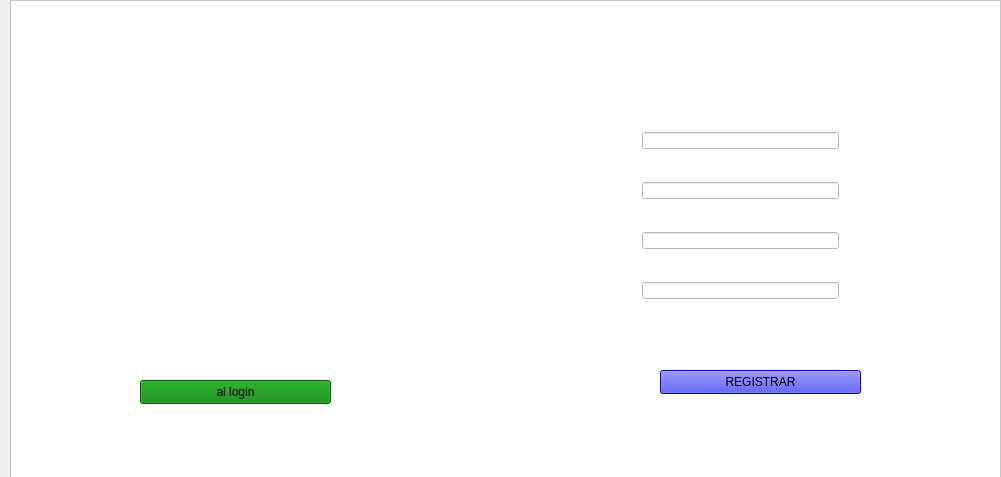
Qt form Scrapping - copia - copia/ui_files/registro.ui (jaumeollerfernandez/scrap.me) before a commit.
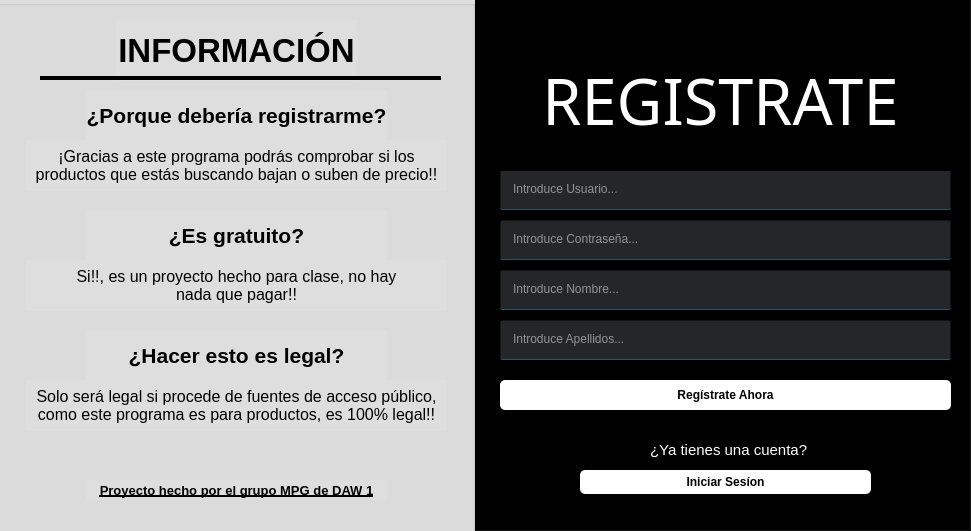
The same form after that commit.

Commit message: Programa finalizado, falta colgar sql

What changed in the file:
```diff
--- a/Scrapping - copia - copia/ui_files/registro.ui
+++ b/Scrapping - copia - copia/ui_files/registro.ui
@@ -6,8 +6,8 @@
    <rect>
     <x>0</x>
     <y>0</y>
-    <width>1001</width>
-    <height>477</height>
+    <width>971</width>
+    <height>531</height>
    </rect>
   </property>
   <property name="windowTitle">
@@ -16,10 +16,10 @@
   <widget class="QFrame" name="frame">
    <property name="geometry">
     <rect>
-     <x>10</x>
+     <x>0</x>
      <y>0</y>
-     <width>991</width>
-     <height>481</height>
+     <width>981</width>
+     <height>531</height>
     </rect>
    </property>
    <property name="styleSheet">
@@ -31,89 +31,432 @@
    <property name="frameShadow">
     <enum>QFrame::Raised</enum>
    </property>
-   <widget class="QPushButton" name="botonInicio">
+   <widget class="QGroupBox" name="groupBox">
     <property name="geometry">
      <rect>
-      <x>130</x>
-      <y>380</y>
-      <width>191</width>
-      <height>24</height>
+      <x>470</x>
+      <y>-10</y>
+      <width>501</width>
+      <height>541</height>
      </rect>
     </property>
     <property name="styleSheet">
-     <string notr="true">background-color:green</string>
+     <string notr="true">background-color: rgb(0,0,0);</string>
     </property>
-    <property name="text">
-     <string>al login</string>
+    <property name="title">
+     <string/>
     </property>
+    <widget class="QPushButton" name="botonInicio">
+     <property name="geometry">
+      <rect>
+       <x>110</x>
+       <y>480</y>
+       <width>291</width>
+       <height>24</height>
+      </rect>
+     </property>
+     <property name="font">
+      <font>
+       <bold>true</bold>
+      </font>
+     </property>
+     <property name="styleSheet">
+      <string notr="true">QPushButton#botonInicio{
+background-color: rgb(255,255,255);
+color: rgb(0,0,0);
+border-radius: 5px;
+}
+QPushButton#botonInicio:pressed{
+background-color: rgb(230,230,230);
+}</string>
+     </property>
+     <property name="text">
+      <string>Iniciar Sesíon</string>
+     </property>
+    </widget>
+    <widget class="QLineEdit" name="nick_input">
+     <property name="geometry">
+      <rect>
+       <x>30</x>
+       <y>180</y>
+       <width>451</width>
+       <height>40</height>
+      </rect>
+     </property>
+     <property name="styleSheet">
+      <string notr="true">background-color: rgba(47,49,52,200);
+color: rgb(255,255,255);
+border-radius: 2px;
+padding-left: 10px;
+border: 1px solid rgba(0,0,0,0);
+border-bottom-color: rgba(46,82,101,255);
+padding-bottom: 2px;</string>
+     </property>
+     <property name="placeholderText">
+      <string>Introduce Usuario...</string>
+     </property>
+    </widget>
+    <widget class="QLineEdit" name="nombre_input">
+     <property name="geometry">
+      <rect>
+       <x>30</x>
+       <y>280</y>
+       <width>451</width>
+       <height>40</height>
+      </rect>
+     </property>
+     <property name="styleSheet">
+      <string notr="true">background-color: rgba(47,49,52,200);
+color: rgb(255,255,255);
+border-radius: 2px;
+padding-left: 10px;
+border: 1px solid rgba(0,0,0,0);
+border-bottom-color: rgba(46,82,101,255);
+padding-bottom: 2px;</string>
+     </property>
+     <property name="placeholderText">
+      <string>Introduce Nombre...</string>
+     </property>
+    </widget>
+    <widget class="QLineEdit" name="contrasea_input">
+     <property name="geometry">
+      <rect>
+       <x>30</x>
+       <y>230</y>
+       <width>451</width>
+       <height>40</height>
+      </rect>
+     </property>
+     <property name="styleSheet">
+      <string notr="true">background-color: rgba(47,49,52,200);
+color: rgb(255,255,255);
+border-radius: 2px;
+padding-left: 10px;
+border: 1px solid rgba(0,0,0,0);
+border-bottom-color: rgba(46,82,101,255);
+padding-bottom: 2px;</string>
+     </property>
+     <property name="echoMode">
+      <enum>QLineEdit::Password</enum>
+     </property>
+     <property name="placeholderText">
+      <string>Introduce Contraseña...</string>
+     </property>
+    </widget>
+    <widget class="QLineEdit" name="apellidos_input">
+     <property name="geometry">
+      <rect>
+       <x>30</x>
+       <y>330</y>
+       <width>451</width>
+       <height>40</height>
+      </rect>
+     </property>
+     <property name="styleSheet">
+      <string notr="true">background-color: rgba(47,49,52,200);
+color: rgb(255,255,255);
+border-radius: 2px;
+padding-left: 10px;
+border: 1px solid rgba(0,0,0,0);
+border-bottom-color: rgba(46,82,101,255);
+padding-bottom: 2px;</string>
+     </property>
+     <property name="placeholderText">
+      <string>Introduce Apellidos...</string>
+     </property>
+    </widget>
+    <widget class="QPushButton" name="registro_boton">
+     <property name="geometry">
+      <rect>
+       <x>30</x>
+       <y>390</y>
+       <width>451</width>
+       <height>30</height>
+      </rect>
+     </property>
+     <property name="font">
+      <font>
+       <bold>true</bold>
+      </font>
+     </property>
+     <property name="styleSheet">
+      <string notr="true">QPushButton#registro_boton{
+background-color: rgb(255,255,255);
+color: rgb(0,0,0);
+border-radius: 5px;
+}
+QPushButton#registro_boton:pressed{
+background-color: rgb(230,230,230);
+}</string>
+     </property>
+     <property name="text">
+      <string>Regístrate Ahora</string>
+     </property>
+    </widget>
+    <widget class="QLabel" name="label">
+     <property name="geometry">
+      <rect>
+       <x>20</x>
+       <y>40</y>
+       <width>461</width>
+       <height>141</height>
+      </rect>
+     </property>
+     <property name="font">
+      <font>
+       <family>Bahnschrift</family>
+       <pointsize>47</pointsize>
+      </font>
+     </property>
+     <property name="layoutDirection">
+      <enum>Qt::LeftToRight</enum>
+     </property>
+     <property name="styleSheet">
+      <string notr="true">color: rgb(255,255,255);</string>
+     </property>
+     <property name="text">
+      <string>REGISTRATE</string>
+     </property>
+     <property name="alignment">
+      <set>Qt::AlignCenter</set>
+     </property>
+    </widget>
+    <widget class="QLabel" name="label_3">
+     <property name="geometry">
+      <rect>
+       <x>180</x>
+       <y>450</y>
+       <width>201</width>
+       <height>20</height>
+      </rect>
+     </property>
+     <property name="font">
+      <font>
+       <pointsize>11</pointsize>
+      </font>
+     </property>
+     <property name="styleSheet">
+      <string notr="true">color: rgb(255,255,255);</string>
+     </property>
+     <property name="text">
+      <string>¿Ya tienes una cuenta?</string>
+     </property>
+    </widget>
    </widget>
-   <widget class="QPushButton" name="registro_boton">
+   <widget class="QGroupBox" name="groupBox_2">
     <property name="geometry">
      <rect>
-      <x>650</x>
-      <y>370</y>
-      <width>201</width>
-      <height>24</height>
+      <x>-30</x>
+      <y>0</y>
+      <width>505</width>
+      <height>541</height>
      </rect>
     </property>
     <property name="styleSheet">
-     <string notr="true">background-color:blue</string>
+     <string notr="true">background-color: rgba(222,222,222,255);</string>
     </property>
-    <property name="text">
-     <string>REGISTRAR</string>
+    <property name="title">
+     <string/>
     </property>
-   </widget>
-   <widget class="QLineEdit" name="nick_input">
-    <property name="geometry">
-     <rect>
-      <x>630</x>
-      <y>130</y>
-      <width>201</width>
-      <height>21</height>
-     </rect>
-    </property>
-    <property name="styleSheet">
-     <string notr="true">margin: 2px;</string>
-    </property>
-   </widget>
-   <widget class="QLineEdit" name="nombre_input">
-    <property name="geometry">
-     <rect>
-      <x>630</x>
-      <y>230</y>
-      <width>201</width>
-      <height>21</height>
-     </rect>
-    </property>
-    <property name="styleSheet">
-     <string notr="true">margin: 2px;</string>
-    </property>
-   </widget>
-   <widget class="QLineEdit" name="apellidos_input">
-    <property name="geometry">
-     <rect>
-      <x>630</x>
-      <y>280</y>
-      <width>201</width>
-      <height>21</height>
-     </rect>
-    </property>
-    <property name="styleSheet">
-     <string notr="true">margin: 2px;</string>
-    </property>
-   </widget>
-   <widget class="QLineEdit" name="contrasea_input">
-    <property name="geometry">
-     <rect>
-      <x>630</x>
-      <y>180</y>
-      <width>201</width>
-      <height>21</height>
-     </rect>
-    </property>
-    <property name="styleSheet">
-     <string notr="true">margin: 2px;</string>
-    </property>
+    <widget class="QLabel" name="label_8">
+     <property name="geometry">
+      <rect>
+       <x>116</x>
+       <y>480</y>
+       <width>301</width>
+       <height>20</height>
+      </rect>
+     </property>
+     <property name="font">
+      <font>
+       <pointsize>10</pointsize>
+       <bold>true</bold>
+       <underline>true</underline>
+      </font>
+     </property>
+     <property name="text">
+      <string>Proyecto hecho por el grupo MPG de DAW 1</string>
+     </property>
+     <property name="alignment">
+      <set>Qt::AlignCenter</set>
+     </property>
+    </widget>
+    <widget class="QLabel" name="label_2">
+     <property name="geometry">
+      <rect>
+       <x>146</x>
+       <y>20</y>
+       <width>241</width>
+       <height>61</height>
+      </rect>
+     </property>
+     <property name="font">
+      <font>
+       <pointsize>25</pointsize>
+       <bold>true</bold>
+      </font>
+     </property>
+     <property name="text">
+      <string>INFORMACIÓN</string>
+     </property>
+     <property name="alignment">
+      <set>Qt::AlignCenter</set>
+     </property>
+    </widget>
+    <widget class="QLabel" name="label_7">
+     <property name="geometry">
+      <rect>
+       <x>56</x>
+       <y>140</y>
+       <width>421</width>
+       <height>51</height>
+      </rect>
+     </property>
+     <property name="font">
+      <font>
+       <pointsize>12</pointsize>
+       <bold>false</bold>
+      </font>
+     </property>
+     <property name="text">
+      <string>¡Gracias a este programa podrás comprobar si los 
+productos que estás buscando bajan o suben de precio!!</string>
+     </property>
+     <property name="alignment">
+      <set>Qt::AlignCenter</set>
+     </property>
+    </widget>
+    <widget class="QLabel" name="label_9">
+     <property name="geometry">
+      <rect>
+       <x>116</x>
+       <y>90</y>
+       <width>301</width>
+       <height>51</height>
+      </rect>
+     </property>
+     <property name="font">
+      <font>
+       <pointsize>16</pointsize>
+       <bold>true</bold>
+      </font>
+     </property>
+     <property name="text">
+      <string>¿Porque debería registrarme?</string>
+     </property>
+     <property name="alignment">
+      <set>Qt::AlignCenter</set>
+     </property>
+    </widget>
+    <widget class="QLabel" name="label_10">
+     <property name="geometry">
+      <rect>
+       <x>116</x>
+       <y>210</y>
+       <width>301</width>
+       <height>51</height>
+      </rect>
+     </property>
+     <property name="font">
+      <font>
+       <pointsize>16</pointsize>
+       <bold>true</bold>
+      </font>
+     </property>
+     <property name="text">
+      <string>¿Es gratuito?</string>
+     </property>
+     <property name="alignment">
+      <set>Qt::AlignCenter</set>
+     </property>
+    </widget>
+    <widget class="QLabel" name="label_11">
+     <property name="geometry">
+      <rect>
+       <x>56</x>
+       <y>260</y>
+       <width>421</width>
+       <height>51</height>
+      </rect>
+     </property>
+     <property name="font">
+      <font>
+       <pointsize>12</pointsize>
+       <bold>false</bold>
+      </font>
+     </property>
+     <property name="text">
+      <string>Si!!, es un proyecto hecho para clase, no hay 
+nada que pagar!!</string>
+     </property>
+     <property name="alignment">
+      <set>Qt::AlignCenter</set>
+     </property>
+    </widget>
+    <widget class="QLabel" name="label_12">
+     <property name="geometry">
+      <rect>
+       <x>116</x>
+       <y>330</y>
+       <width>301</width>
+       <height>51</height>
+      </rect>
+     </property>
+     <property name="font">
+      <font>
+       <pointsize>16</pointsize>
+       <bold>true</bold>
+      </font>
+     </property>
+     <property name="text">
+      <string>¿Hacer esto es legal?</string>
+     </property>
+     <property name="alignment">
+      <set>Qt::AlignCenter</set>
+     </property>
+    </widget>
+    <widget class="QLabel" name="label_13">
+     <property name="geometry">
+      <rect>
+       <x>56</x>
+       <y>380</y>
+       <width>421</width>
+       <height>51</height>
+      </rect>
+     </property>
+     <property name="font">
+      <font>
+       <pointsize>12</pointsize>
+       <bold>false</bold>
+      </font>
+     </property>
+     <property name="text">
+      <string>Solo será legal si procede de fuentes de acceso público, 
+como este programa es para productos, es 100% legal!!</string>
+     </property>
+     <property name="alignment">
+      <set>Qt::AlignCenter</set>
+     </property>
+    </widget>
+    <widget class="Line" name="line">
+     <property name="geometry">
+      <rect>
+       <x>70</x>
+       <y>76</y>
+       <width>401</width>
+       <height>4</height>
+      </rect>
+     </property>
+     <property name="styleSheet">
+      <string notr="true">background-color: black;
+border-radius: 6px;
+border-color: black;
+border-width: 5px;</string>
+     </property>
+     <property name="orientation">
+      <enum>Qt::Horizontal</enum>
+     </property>
+    </widget>
    </widget>
   </widget>
  </widget>
```
The commit also changes 27 other files.
